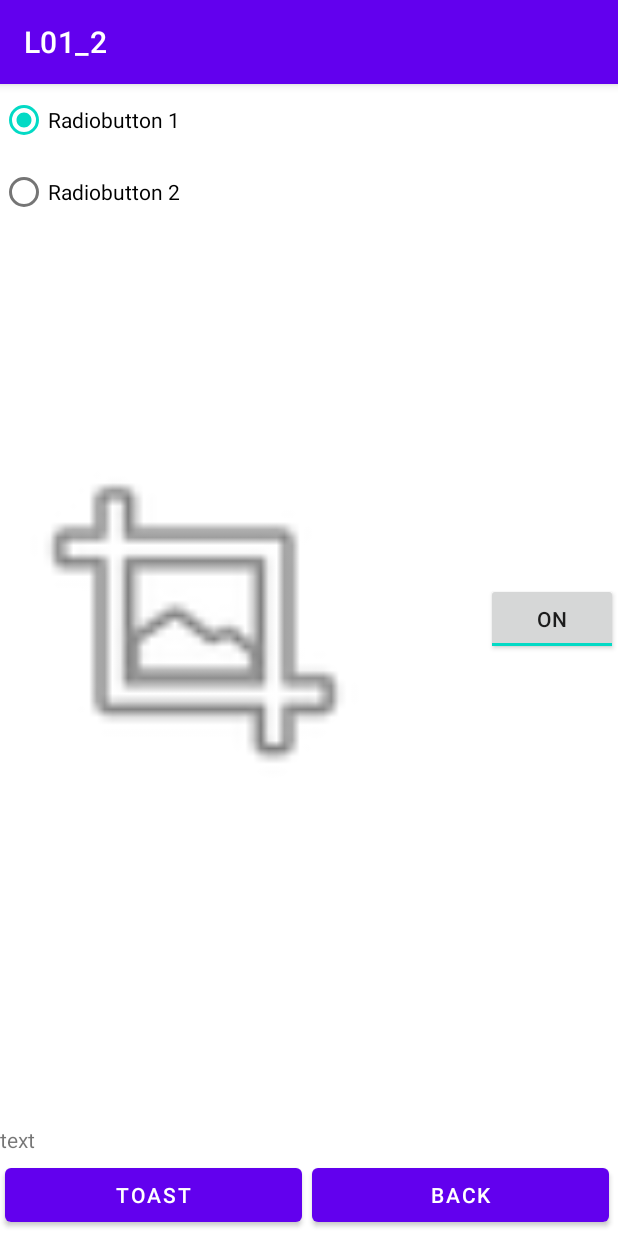
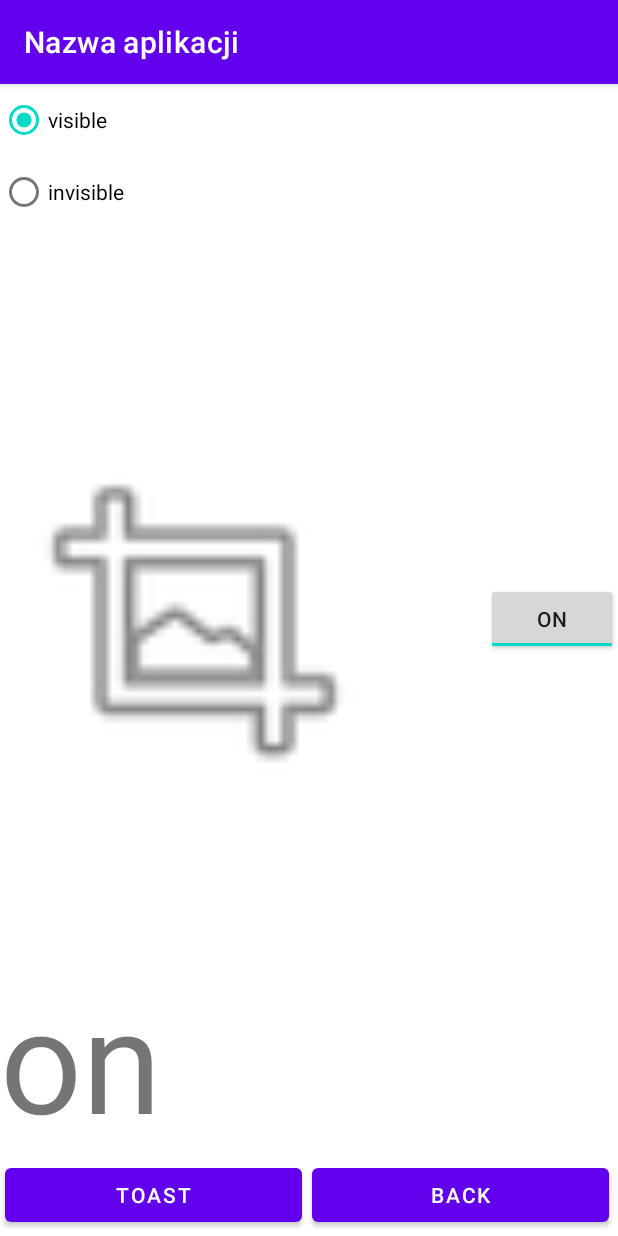
Before and after one commit to 254534/L01_2, an Android app: the Activity2 screen opened directly, with no data from a screen before it, on a phone screen of 412 x 824 dp. Run offline under Robolectric (Android 15) with nearby library versions, the phone set to English and light mode, and no system bars.

Commit message:
changes to display

```diff
--- a/app/src/main/res/layout/activity_2.xml
+++ b/app/src/main/res/layout/activity_2.xml
@@ -41,7 +41,8 @@
         android:id="@+id/textView1_2"
         android:layout_width="wrap_content"
         android:layout_height="wrap_content"
-        android:text="@string/act2_text1_2"
+        android:text="@string/act2_text1_2_on"
+        android:textSize="96sp"
         app:layout_constraintBottom_toTopOf="@+id/tableRow"
         tools:layout_editor_absoluteX="83dp" />
 
--- a/app/src/main/res/values/strings.xml
+++ b/app/src/main/res/values/strings.xml
@@ -1,14 +1,19 @@
 <resources>
-    <string name="app_name">L01_2</string>
+    <string name="app_name">Nazwa aplikacji</string>
+
     <string name="actM_button1">1</string>
     <string name="actM_button2">2</string>
     <string name="actM_button3">3</string>
+    <string name="actM_text1_M">wyśrodkowany krótki opis</string>
+    <string name="actM_text2_M">Kamila Sproska</string>
+
     <string name="act2_button1">Toast</string>
     <string name="act2_button2">Back</string>
-    <string name="act2_radiobutton1">Radiobutton 1</string>
-    <string name="act2_radiobutton2">Radiobutton 2</string>
+    <string name="act2_radiobutton1">visible</string>
+    <string name="act2_radiobutton2">invisible</string>
     <string name="act2_togglebutton1">Togglebutton</string>
-    <string name="act2_text1_2">text</string>
-    <string name="actM_text1_M">wyśrodkowany krótki opis</string>
-    <string name="actM_text2_M">Kamila Sproska</string>
+    <string name="act2_text1_2_on">on</string>
+    <string name="act2_text1_2_off">off</string>
+
+    <string name="act4_button1">Back</string>
 </resources>
```
